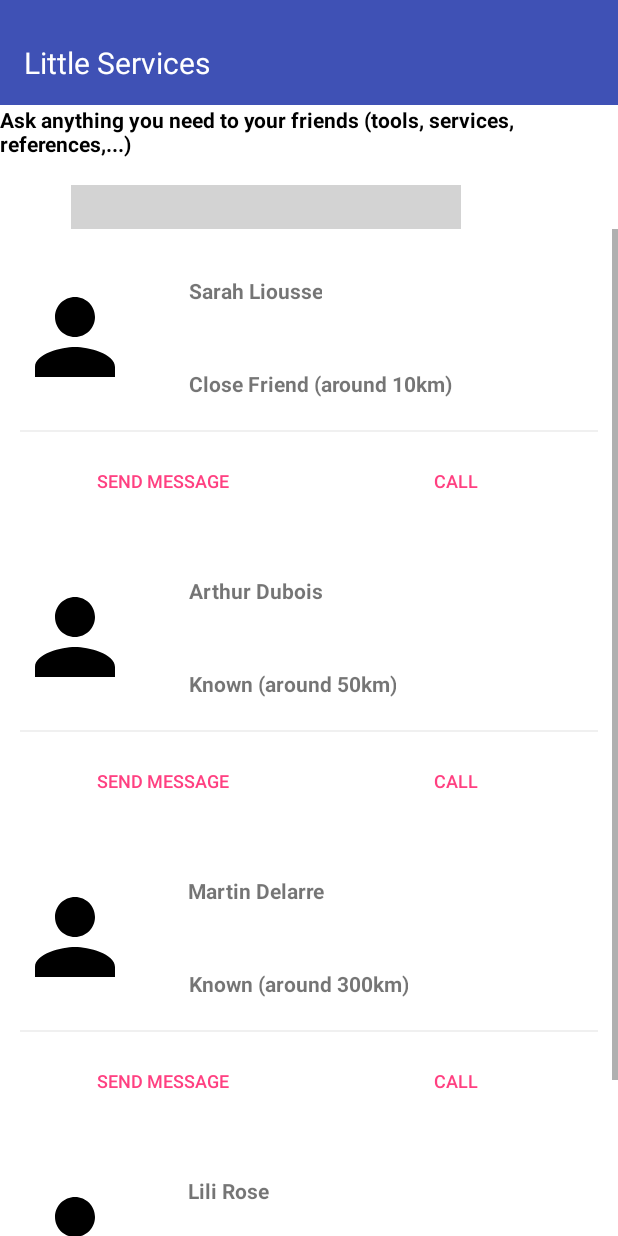
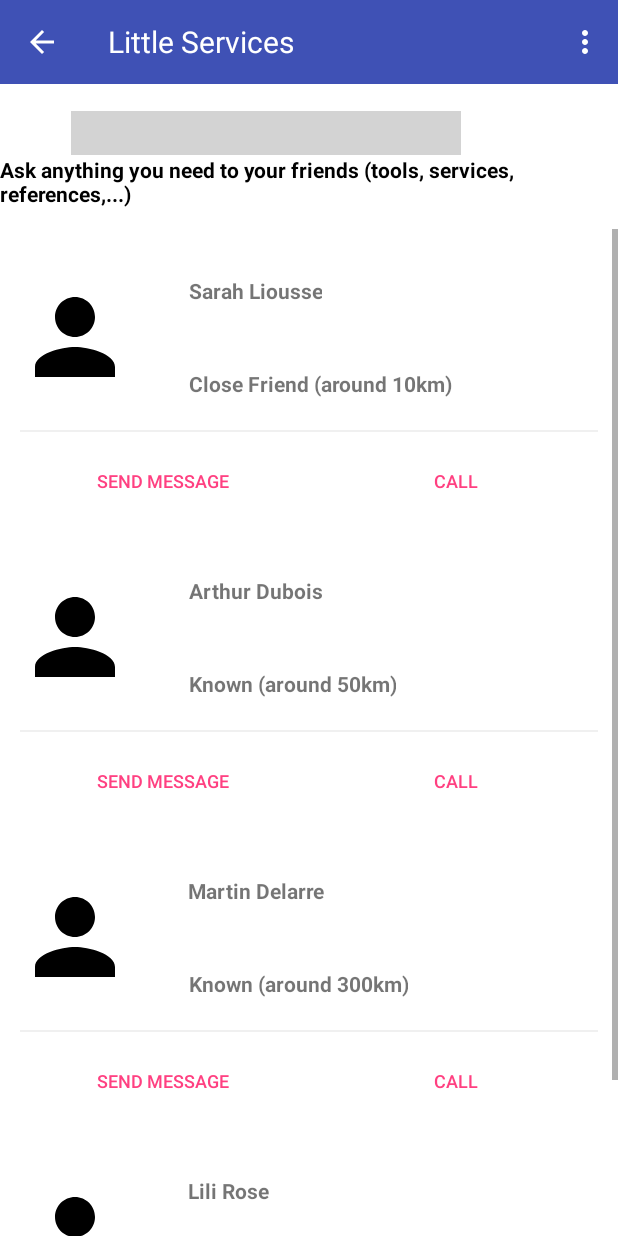
Before and after one commit to 0rangeProject/BeSocial, an Android app: the LittleServicesActivity screen opened directly, with no data from a screen before it, on a phone screen of 412 x 824 dp. Run offline under Robolectric (Android 15) with nearby library versions, the phone set to English and light mode, and no system bars; libraries missing offline, so code that uses them is left out: com.olab.smplibrary.

Commit message:
Part with dupe fragement_contacts_little_services fixed

```diff
--- a/app/src/main/AndroidManifest.xml
+++ b/app/src/main/AndroidManifest.xml
@@ -63,7 +63,6 @@
         <!-- Little Services -->
         <activity
             android:name=".littleservices.LittleServicesActivity"
-            android:theme="@style/AppTheme"
             android:parentActivityName=".MainActivity">
         </activity>
 
--- a/app/src/main/java/com/example/agathe/tsgtest/MainActivity.java
+++ b/app/src/main/java/com/example/agathe/tsgtest/MainActivity.java
@@ -360,7 +360,7 @@ public class MainActivity extends AppCompatActivity implements View.OnClickListe
         int id = item.getItemId();
 
         if (id == R.id.carpooling_draw) {
-            Intent intent = new Intent(MainActivity.this, PurposeActivity.class);
+            Intent intent = new Intent(MainActivity.this, HomeCarpoolingActivity.class);
             startActivity(intent);
         } else if (id == R.id.ls_draw) {
             Intent intent = new Intent(MainActivity.this, LittleServicesActivity.class);
--- a/app/src/main/java/com/example/agathe/tsgtest/littleservices/ContactLSFragment.java
+++ b/app/src/main/java/com/example/agathe/tsgtest/littleservices/ContactLSFragment.java
@@ -26,7 +26,7 @@ public View onCreateView(LayoutInflater inflater, ViewGroup container, Bundle sa
         contactsList = (ListView) rootView.findViewById(R.id.contacts_ls_list);
         setupList();
         return rootView;
-        }
+}
 
 private void setupList() {
         contactsList.setAdapter(createAdapter());
--- a/app/src/main/java/com/example/agathe/tsgtest/littleservices/LittleServicesActivity.java
+++ b/app/src/main/java/com/example/agathe/tsgtest/littleservices/LittleServicesActivity.java
@@ -28,7 +28,7 @@ public class LittleServicesActivity extends AppCompatActivity {
     protected void onCreate(Bundle savedInstanceState) {
         super.onCreate(savedInstanceState);
         //  setup layout and its elements
-        setContentView(R.layout.fragment_contacts_little_services);
+        setContentView(R.layout.activity_contacts_little_services);
 
         Toolbar myToolbar = (Toolbar) findViewById(R.id.my_toolbar_little_services);
         setSupportActionBar(myToolbar);
--- /dev/null
+++ b/app/src/main/res/layout/activity_contacts_little_services.xml
@@ -0,0 +1,63 @@
+<?xml version="1.0" encoding="utf-8"?>
+<LinearLayout xmlns:android="http://schemas.android.com/apk/res/android"
+    xmlns:tools="http://schemas.android.com/tools"
+    android:orientation="vertical"
+    android:layout_width="match_parent" android:layout_height="match_parent"
+    android:background="@color/colorWhite">
+
+    <android.support.v7.widget.Toolbar
+        xmlns:app="http://schemas.android.com/apk/res-auto"
+        android:id="@+id/my_toolbar_little_services"
+        android:layout_width="match_parent"
+        android:layout_height="?attr/actionBarSize"
+        android:background="?attr/colorPrimary"
+        android:theme="@style/ThemeOverlay.AppCompat.Dark.ActionBar"
+        app:popupTheme="@style/ThemeOverlay.AppCompat.Light" >
+
+        <TextView
+            android:layout_width="match_parent"
+            android:layout_height="wrap_content"
+            android:textSize="20sp"
+            android:textColor="#FFFFFF"
+            android:text="@string/little_services"/>
+
+    </android.support.v7.widget.Toolbar>
+
+    <EditText
+        android:layout_width="wrap_content"
+        android:layout_height="wrap_content"
+        android:inputType="textMultiLine"
+        android:ems="10"
+        android:background="@color/colorGray"
+        android:id="@+id/little_service_text"
+        android:textAppearance="@android:style/TextAppearance.Widget.PopupMenu.Large"
+        android:layout_marginTop="18dp"
+        android:layout_below="@+id/little_services_description"
+        android:layout_alignParentLeft="true"
+        android:layout_alignParentStart="true"
+        android:layout_marginLeft="47dp"
+        android:layout_marginStart="47dp" />
+
+    <TextView
+        android:text="@string/ls_description"
+        android:textSize="14sp"
+        android:textStyle="bold"
+        android:textColor="@color/colorBlack"
+        android:layout_width="match_parent"
+        android:layout_height="wrap_content"
+        android:id="@+id/little_services_description"
+        android:layout_alignParentLeft="true"
+        android:layout_alignParentStart="true" />
+
+    <FrameLayout
+        android:id="@+id/container"
+        android:layout_width="match_parent"
+        android:layout_height="match_parent"
+        tools:context="com.example.agathe.tsgtest.sport.ChallengeActivity"
+        tools:ignore="MergeRootFrame"
+        android:layout_alignParentTop="true"
+        android:layout_alignParentLeft="true"
+        android:layout_alignParentStart="true"
+        android:layout_marginTop="14dp" />
+
+</LinearLayout>
--- a/app/src/main/res/layout/fragment_contacts_little_services.xml
+++ b/app/src/main/res/layout/fragment_contacts_little_services.xml
@@ -1,43 +1,9 @@
 <?xml version="1.0" encoding="utf-8"?>
-<RelativeLayout xmlns:android="http://schemas.android.com/apk/res/android"
+<LinearLayout xmlns:android="http://schemas.android.com/apk/res/android"
     xmlns:tools="http://schemas.android.com/tools"
     android:orientation="vertical"
-    android:layout_width="match_parent" android:layout_height="match_parent"
-    android:background="@color/colorWhite">
-
-    <android.support.v7.widget.Toolbar
-        xmlns:app="http://schemas.android.com/apk/res-auto"
-        android:id="@+id/my_toolbar_little_services"
-        android:layout_width="match_parent"
-        android:layout_height="?attr/actionBarSize"
-        android:background="?attr/colorPrimary"
-        android:theme="@style/ThemeOverlay.AppCompat.Dark.ActionBar"
-        app:popupTheme="@style/ThemeOverlay.AppCompat.Light" >
-
-        <TextView
-            android:layout_width="match_parent"
-            android:layout_height="wrap_content"
-            android:textSize="20sp"
-            android:textColor="#FFFFFF"
-            android:text="@string/little_services"/>
-
-    </android.support.v7.widget.Toolbar>
-
-    <EditText
-        android:layout_width="wrap_content"
-        android:layout_height="wrap_content"
-        android:inputType="textMultiLine"
-        android:ems="10"
-        android:background="@color/colorGray"
-        android:id="@+id/little_service_text"
-        android:textAppearance="@android:style/TextAppearance.Widget.PopupMenu.Large"
-        android:layout_marginTop="18dp"
-        android:layout_below="@+id/little_services_description"
-        android:layout_alignParentLeft="true"
-        android:layout_alignParentStart="true"
-        android:layout_marginLeft="47dp"
-        android:layout_marginStart="47dp" />
-
+    android:layout_width="match_parent"
+    android:layout_height="match_parent">
 
     <ListView
         android:id="@+id/contacts_ls_list"
@@ -51,27 +17,4 @@
         android:scrollbarStyle="outsideOverlay"
         tools:listitem="@layout/list_item_contacts_little_services" />
 
-    <TextView
-        android:text="@string/ls_description"
-        android:textSize="14sp"
-        android:textStyle="bold"
-        android:textColor="@color/colorBlack"
-        android:layout_width="match_parent"
-        android:layout_height="wrap_content"
-        android:id="@+id/little_services_description"
-        android:layout_below="@+id/my_toolbar_little_services"
-        android:layout_alignParentLeft="true"
-        android:layout_alignParentStart="true" />
-
-    <FrameLayout
-        android:id="@+id/container"
-        android:layout_width="match_parent"
-        android:layout_height="match_parent"
-        tools:context="com.example.agathe.tsgtest.sport.ChallengeActivity"
-        tools:ignore="MergeRootFrame"
-        android:layout_alignParentTop="true"
-        android:layout_alignParentLeft="true"
-        android:layout_alignParentStart="true"
-        android:layout_marginTop="14dp" />
-
-</RelativeLayout>
+</LinearLayout>
```
Also changed, not shown: app/src/main/java/com/example/agathe/tsgtest/carpooling/PurposeActivity.java (+30 -0 lines).
